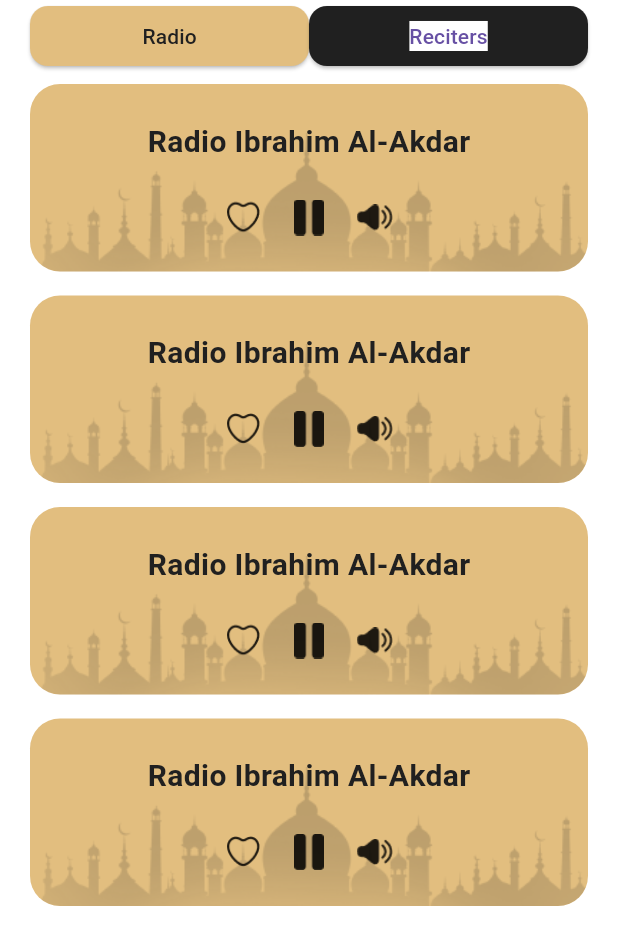
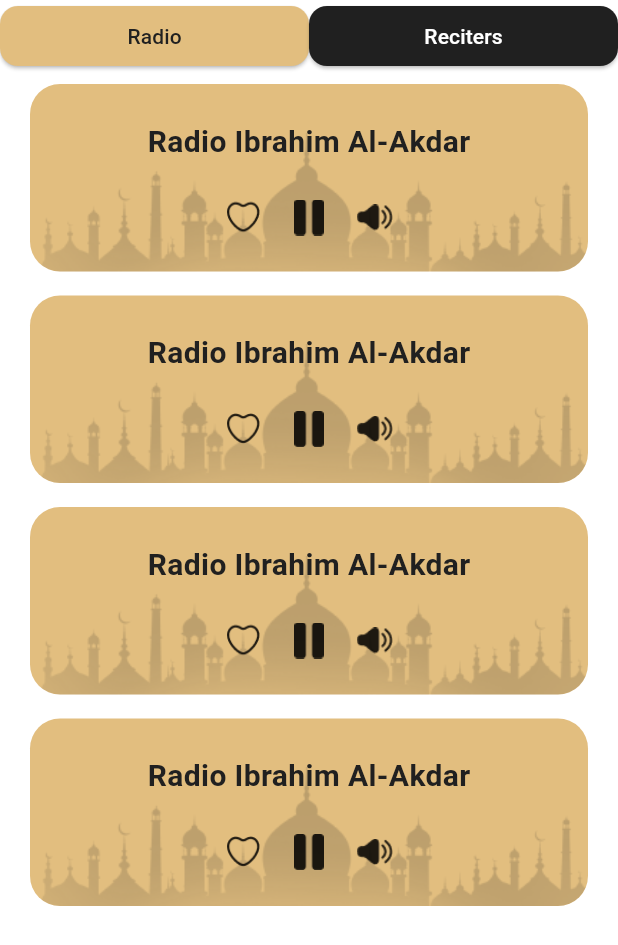
Before and after one commit to mohamedhamouda7897/isalmi_c13_friday, a Flutter app: the RadioTab screen opened directly, after a tap on "Radio", on a phone screen of 412 x 824 dp. Shown: the top 945 px of the screen. Run offline on Flutter 3.47's test engine with Material 3 defaults, Android fonts, the phone set to English and light mode, and no system bars; our stand-ins replace carousel_slider, google_fonts, introduction_screen, shared_preferences; accounts and stored records are empty.

```diff
--- a/lib/home/tabs/ahadeth_tab.dart
+++ b/lib/home/tabs/ahadeth_tab.dart
@@ -18,7 +18,6 @@ class _AhadethTabState extends State<AhadethTab> {
   @override
   Widget build(BuildContext context) {
     loadHadethFile();
-
     return Column(
       children: [
         Expanded(
--- a/lib/home/tabs/radio_tab/radio_item.dart
+++ b/lib/home/tabs/radio_tab/radio_item.dart
@@ -1,60 +1,20 @@
 import 'package:flutter/material.dart';
-import 'package:google_fonts/google_fonts.dart';
 import 'package:islami_c13_friday/home/tabs/radio_tab/radio_container.dart';
 
-import '../../../my_theme_data.dart';
 
 class RadioItem extends StatelessWidget {
   const RadioItem({super.key});
 
   @override
   Widget build(BuildContext context) {
-    return Padding(
-      padding: const EdgeInsets.symmetric(horizontal: 20),
+    return const Padding(
+      padding: EdgeInsets.symmetric(horizontal: 20),
       child: Column(
         children: [
-          Row(
-            children: [
-              Expanded(
-                child: ElevatedButton(
-                  onPressed: () {},
-                  style: ElevatedButton.styleFrom(
-                    shape: RoundedRectangleBorder(
-                      borderRadius: BorderRadius.circular(12),
-                    ),
-                    backgroundColor: MyThemeData.primaryColor,
-                  ),
-                  child: Text(
-                    'Radio',
-                    style: GoogleFonts.aBeeZee(
-                      color: MyThemeData.blackColor,
-                    ),
-                  ),
-                ),
-              ),
-              Expanded(
-                child: ElevatedButton(
-                  onPressed: () {},
-                  style: ElevatedButton.styleFrom(
-                    shape: RoundedRectangleBorder(
-                      borderRadius: BorderRadius.circular(12),
-                    ),
-                    backgroundColor: MyThemeData.blackColor,
-                  ),
-                  child: Text(
-                    'Reciters',
-                    style: GoogleFonts.aBeeZee(
-                      backgroundColor: Colors.white,
-                    ),
-                  ),
-                ),
-              ),
-            ],
-          ),
-          const RadioContainer(),
-          const RadioContainer(),
-          const RadioContainer(),
-          const RadioContainer(),
+          RadioContainer(),
+          RadioContainer(),
+          RadioContainer(),
+          RadioContainer(),
         ],
       ),
     );
--- a/lib/home/tabs/radio_tab/radio_tab.dart
+++ b/lib/home/tabs/radio_tab/radio_tab.dart
@@ -1,5 +1,6 @@
 import 'package:flutter/material.dart';
-
+import 'package:google_fonts/google_fonts.dart';
+import '../../../my_theme_data.dart';
 import 'radio_item.dart';
 
 class RadioTab extends StatefulWidget {
@@ -10,18 +11,72 @@ class RadioTab extends StatefulWidget {
 }
 
 class _RadioTabState extends State<RadioTab> {
-  final pageController = PageController(
-    initialPage: 0,
+  int index = 0;
+  late final pageController = PageController(
+    initialPage: index,
   );
 
   @override
   Widget build(BuildContext context) {
     return Scaffold(
-      body: PageView(
-        controller: pageController,
-        children: const [
-          RadioItem(),
-          RadioItem(),
+      body: Column(
+        children: [
+          Row(
+            children: [
+              Expanded(
+                child: ElevatedButton(
+                  onPressed: () {},
+                  style: ElevatedButton.styleFrom(
+                    shape: RoundedRectangleBorder(
+                      borderRadius: BorderRadius.circular(12),
+                    ),
+                    backgroundColor: index == 0
+                        ? MyThemeData.primaryColor
+                        : MyThemeData.blackColor,
+                  ),
+                  child: Text(
+                    'Radio',
+                    style: GoogleFonts.aBeeZee(
+                      color: index == 0 ? MyThemeData.blackColor : Colors.white,
+                    ),
+                  ),
+                ),
+              ),
+              Expanded(
+                child: ElevatedButton(
+                  onPressed: () {},
+                  style: ElevatedButton.styleFrom(
+                    shape: RoundedRectangleBorder(
+                      borderRadius: BorderRadius.circular(12),
+                    ),
+                    backgroundColor: index == 0
+                        ? MyThemeData.blackColor
+                        : MyThemeData.primaryColor,
+                  ),
+                  child: Text(
+                    'Reciters',
+                    style: GoogleFonts.aBeeZee(
+                      color: index == 0 ? Colors.white : MyThemeData.blackColor,
+                    ),
+                  ),
+                ),
+              ),
+            ],
+          ),
+          Expanded(
+            child: PageView(
+              controller: pageController,
+              onPageChanged: (position) {
+                setState(() {
+                  index = position;
+                });
+              },
+              children: const [
+                RadioItem(),
+                RadioItem(),
+              ],
+            ),
+          ),
         ],
       ),
     );
--- a/lib/home/tabs/times_tab/times_tab.dart
+++ b/lib/home/tabs/times_tab/times_tab.dart
@@ -62,7 +62,8 @@ class TimesTab extends StatelessWidget {
               separatorBuilder: (context, index) => const SizedBox(
                 width: 12,
               ),
-                itemCount: 2),
+              itemCount: 2,
+            ),
           ),
         ],
       ),
```
Lines whose indentation alone changed are shown as unchanged.
